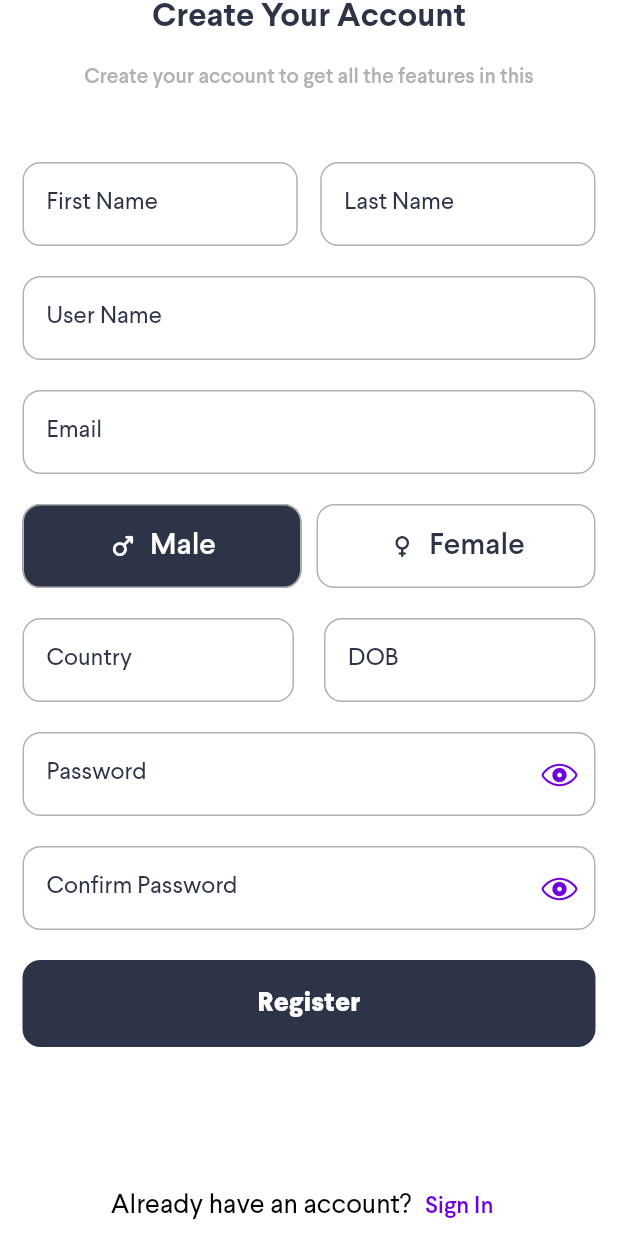
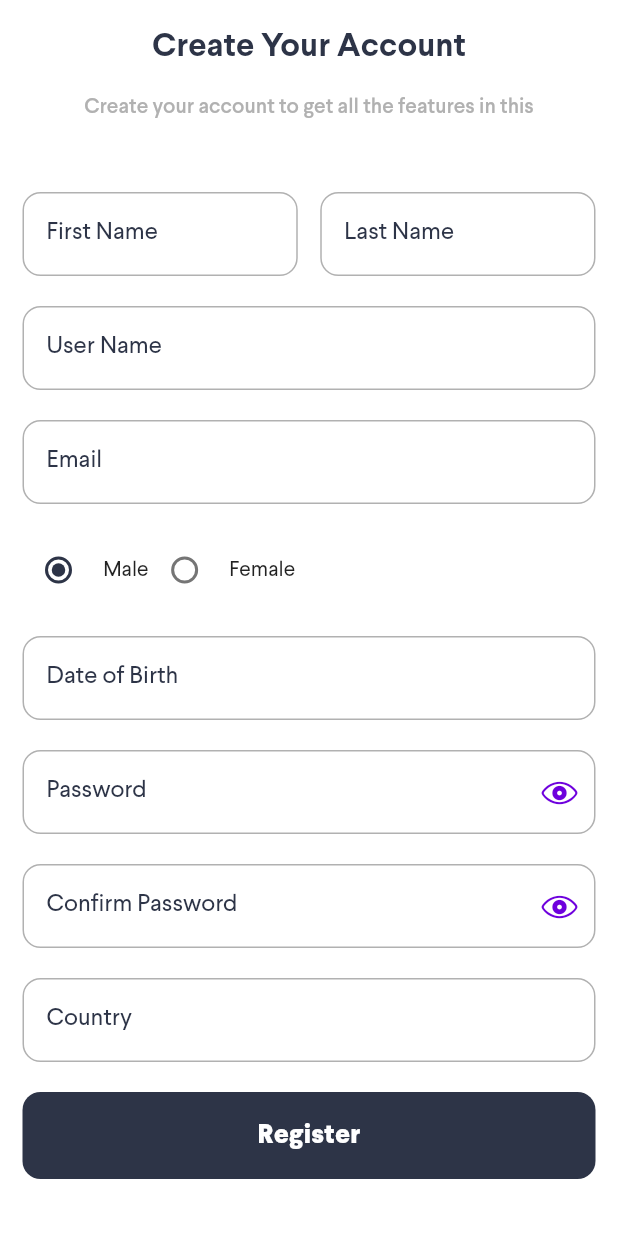
Before and after one commit to faiqkhan480/MUesdMe, a Flutter app: the RegisterScreen screen opened by its route, on a phone screen of 412 x 824 dp. Run offline on Flutter 3.47's test engine with Material 2 defaults, Android fonts, the phone set to English and light mode, and no system bars; our stand-ins replace awesome_notifications, badges, better_player, country_picker, emoji_picker_flutter, firebase_core and 11 more; missing offline and left inert: agora_rtc_engine, agora_rtm, flutter_storage_path, imgly_sdk, photo_editor_sdk, video_compress and 2 more; accounts and stored records are empty.

Commit message:
design fixes on register form...

```diff
--- a/lib/controllers/agora_controller.dart
+++ b/lib/controllers/agora_controller.dart
@@ -156,8 +156,9 @@ class AgoraController extends GetxController {
 
   // Going back all route/pages until LOGIN page you can even pass a predicate/ condition to pop until that condition passes
   backToLogin () async {
+    debugPrint("Token Expired:::::::: ReLogin");
     await _service.clearUser();
-    client?.logout();
+    // client?.logout();
     Get.offAllNamed(AppRoutes.LOGIN);
     Get.snackbar("Session Logout", "Your login session is Expired!", backgroundColor: Colors.red, colorText: Colors.white);
   }
@@ -166,8 +167,7 @@ class AgoraController extends GetxController {
     for (var u in users) {
       var res = await _apiService.sendMessage(
           "0",
-          '<a href="/golive?appid=d7c60d2d306241c49386d0f998fffb4f&channel=MusedByMe_${currentUser?.userId}&token=${_service.rtc}&role=host">Invites You To Join</a>'.toString(),
-          // "${currentUser?.userName} has invited you to join in live",
+          '<a href="/golive?appid=${Constants.appId}&channel=${Constants.agoraBaseId}${currentUser?.userId}&token=${_service.rtc}&role=host">Invites You To Join</a>'.toString(),
           u.userId.toString(), 0);
     }
   }
--- a/lib/screens/auth/register_screen.dart
+++ b/lib/screens/auth/register_screen.dart
@@ -32,10 +32,10 @@ class _RegisterScreenState extends State<RegisterScreen> {
   TextEditingController dobController = TextEditingController();
 
   DateTime selectedDate = DateTime.now();
-  bool isMale = true;
   bool passSecure = true;
   bool confirmPassSecure = true;
   bool loader = false;
+  Gender? _gender = Gender.male;
   // String? selectedCountry;
 
   final GlobalKey<FormState> _formKey = GlobalKey<FormState>();
@@ -62,7 +62,7 @@ class _RegisterScreenState extends State<RegisterScreen> {
       body: SafeArea(
         child: Center(
           child: SingleChildScrollView(
-            padding: const EdgeInsets.symmetric(horizontal: 15),
+            padding: const EdgeInsets.symmetric(horizontal: 15, vertical: 20),
             child: Form(
               key: _formKey,
               child: Column(
@@ -116,92 +116,90 @@ class _RegisterScreenState extends State<RegisterScreen> {
                   const SizedBox(height: 20,),
                   // GENDER SELECTION
                   Row(
-                    mainAxisAlignment: MainAxisAlignment.spaceBetween,
+                    // mainAxisAlignment: MainAxisAlignment.spaceBetween,
                     children: [
-                      Expanded(
-                        child: TextButton(
-                          onPressed: () => setState(() => isMale = true),
-                          style: TextButton.styleFrom(
-                              backgroundColor: isMale ? AppColors.secondaryColor : Colors.white,
-                              foregroundColor: !isMale ? AppColors.secondaryColor : Colors.white,
-                              shape: RoundedRectangleBorder(
-                                  borderRadius: BorderRadius.circular(12),
-                                side: const BorderSide(color: AppColors.lightGrey)
+                      Radio(
+                        value: Gender.male,
+                        groupValue: _gender,
+                        activeColor: AppColors.secondaryColor,
+                        onChanged: (Gender? value) {
+                          setState(() {
+                            _gender = value;
+                          });
+                        },
                       ),
-                              padding: const EdgeInsets.symmetric(horizontal: 15, vertical: 18),
-                              textStyle: const TextStyle(fontSize: 20, fontFamily: Constants.fontFamily, fontWeight: FontWeight.w500)
+                      const Text("\t\tMale"),
+
+                      Radio(
+                        value: Gender.female,
+                        groupValue: _gender,
+                        activeColor: AppColors.secondaryColor,
+                        onChanged: (Gender? value) {
+                          setState(() {
+                            _gender = value;
+                          });
+                        },
                       ),
-                          child: Row(
-                            mainAxisAlignment: MainAxisAlignment.center,
-                            children: const [
-                              Icon(Icons.male_rounded, size: 20),
-                              Text("\t\tMale"),
-                            ],
-                          ),
-                        ),
-                      ),
-                      const SizedBox(width: 10,),
-                      Expanded(
-                        child: TextButton(
-                          onPressed: () => setState(() => isMale = false),
-                          style: TextButton.styleFrom(
-                              backgroundColor: !isMale ? AppColors.secondaryColor : Colors.white,
-                              foregroundColor: isMale ? AppColors.secondaryColor : Colors.white,
-                              shape: RoundedRectangleBorder(
-                                  borderRadius: BorderRadius.circular(12),
-                                side: const BorderSide(color: AppColors.lightGrey)
-                              ),
-                              padding: const EdgeInsets.symmetric(horizontal: 15, vertical: 18),
-                              textStyle: const TextStyle(
-                                  fontSize: 20,
-                                  fontFamily: Constants.fontFamily, fontWeight: FontWeight.w500)
-                          ),
-                          child: Row(
-                            mainAxisAlignment: MainAxisAlignment.center,
-                            children: const [
-                              Icon(Icons.female_rounded, size: 20),
-                              Text("\t\tFemale"),
-                            ],
-                          ),
-                        ),
-                      ),
+                      const Text("\t\tFemale"),
+                      // Expanded(
+                      //   child: TextButton(
+                      //     onPressed: () => setState(() => isMale = true),
+                      //     style: TextButton.styleFrom(
+                      //         backgroundColor: isMale ? AppColors.secondaryColor : Colors.white,
+                      //         foregroundColor: !isMale ? AppColors.secondaryColor : Colors.white,
+                      //         shape: RoundedRectangleBorder(
+                      //             borderRadius: BorderRadius.circular(12),
+                      //           side: const BorderSide(color: AppColors.lightGrey)
+                      //         ),
+                      //         padding: const EdgeInsets.symmetric(horizontal: 15, vertical: 18),
+                      //         textStyle: const TextStyle(fontSize: 20, fontFamily: Constants.fontFamily, fontWeight: FontWeight.w500)
+                      //     ),
+                      //     child: Row(
+                      //       mainAxisAlignment: MainAxisAlignment.center,
+                      //       children: const [
+                      //         Icon(Icons.male_rounded, size: 20),
+                      //         Text("\t\tMale"),
+                      //       ],
+                      //     ),
+                      //   ),
+                      // ),
+                      // const SizedBox(width: 10,),
+                      // Expanded(
+                      //   child: TextButton(
+                      //     onPressed: () => setState(() => isMale = false),
+                      //     style: TextButton.styleFrom(
+                      //         backgroundColor: !isMale ? AppColors.secondaryColor : Colors.white,
+                      //         foregroundColor: isMale ? AppColors.secondaryColor : Colors.white,
+                      //         shape: RoundedRectangleBorder(
+                      //             borderRadius: BorderRadius.circular(12),
+                      //           side: const BorderSide(color: AppColors.lightGrey)
+                      //         ),
+                      //         padding: const EdgeInsets.symmetric(horizontal: 15, vertical: 18),
+                      //         textStyle: const TextStyle(
+                      //             fontSize: 20,
+                      //             fontFamily: Constants.fontFamily, fontWeight: FontWeight.w500)
+                      //     ),
+                      //     child: Row(
+                      //       mainAxisAlignment: MainAxisAlignment.center,
+                      //       children: const [
+                      //         Icon(Icons.female_rounded, size: 20),
+                      //         Text("\t\tFemale"),
+                      //       ],
+                      //     ),
+                      //   ),
+                      // ),
                     ],
                   ),
                   const SizedBox(height: 20,),
-                  // DOB & COUNTRY FIELDS
-                  Row(
-                    children: [
-                      Expanded(
-                        child: InputField(
-                          controller: country,
-                          hintText: "Country",
-                          readOnly: true,
-                          onTap: handleCountry,
-                          trailingIcon: country.text.isNotEmpty ? Padding(
-                            padding: const EdgeInsets.only(top: 10),
-                            child: Text(countryCodeToEmoji(country.text),
-                              textAlign: TextAlign.center,
-                              style: const TextStyle(fontSize: 25),
-                            ),
-                          ) : null,
-                          keyboardType: TextInputType.text,
-                          validator: (String? value) => value!.isEmpty ? "Country is required!" : null,
-                          onSubmit: (_) => FocusScope.of(context).nextFocus(),
-                        ),
-                      ),
-                      const SizedBox(width: 20,),
-                      Expanded(
-                        child: InputField(
+                  // Date Of Birth Fields
+                  InputField(
                     controller: dobController,
-                          hintText: "DOB",
+                    hintText: "Date of Birth",
                     readOnly: true,
                     onTap: handleDate,
                     keyboardType: TextInputType.text,
                     validator: (String? value) => value!.isEmpty ? "Birth Date is required!" : null,
                     onSubmit: (_) => FocusScope.of(context).nextFocus(),
-                        ),
-                      ),
-                    ],
                   ),
 
                   const SizedBox(height: 20,),
@@ -229,6 +227,25 @@ class _RegisterScreenState extends State<RegisterScreen> {
                     trailingIcon: IconButton(
                         onPressed: () => setState(() => confirmPassSecure = !confirmPassSecure),
                         icon: Icon(confirmPassSecure ? CupertinoIcons.eye : CupertinoIcons.eye_slash, color: AppColors.progressColor)),
+                  ),
+                  const SizedBox(height: 20,),
+
+                  // COUNTRY FIELDS
+                  InputField(
+                    controller: country,
+                    hintText: "Country",
+                    readOnly: true,
+                    onTap: handleCountry,
+                    trailingIcon: country.text.isNotEmpty ? Padding(
+                      padding: const EdgeInsets.only(top: 10),
+                      child: Text(countryCodeToEmoji(country.text),
+                        textAlign: TextAlign.center,
+                        style: const TextStyle(fontSize: 25),
+                      ),
+                    ) : null,
+                    keyboardType: TextInputType.text,
+                    validator: (String? value) => value!.isEmpty ? "Country is required!" : null,
+                    onSubmit: (_) => FocusScope.of(context).nextFocus(),
                   ),
                   const SizedBox(height: 20,),
 
@@ -320,7 +337,7 @@ class _RegisterScreenState extends State<RegisterScreen> {
           lastName.text, // LAST NAME
           userName.text, // USER NAME
           email.text, // EMAIL CONTROLLER
-          isMale ? "Male" : "Female", // GENDER
+          _gender == Gender.male ? "Male" : "Female", // GENDER
           country.text, // COUNTRY
           dobController.text, // DATE OF BIRTH
           password.text // PASSWORD
@@ -339,3 +356,5 @@ class _RegisterScreenState extends State<RegisterScreen> {
     }
   }
 }
+
+enum Gender { male, female }
```
Lines whose indentation alone changed are shown as unchanged.
